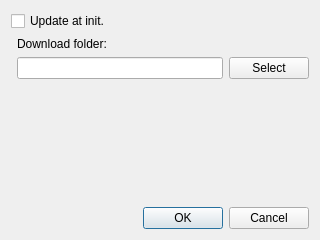
Above: mpp/ui/config.ui from son-link/minimal-podcasts-player before the change. Below: the same form after it.
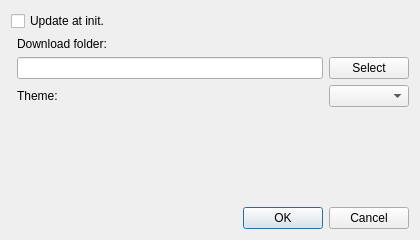
That is the form after the change.

```diff
--- a/mpp/ui/config.ui
+++ b/mpp/ui/config.ui
@@ -9,7 +9,7 @@
    <rect>
     <x>0</x>
     <y>0</y>
-    <width>320</width>
+    <width>420</width>
     <height>240</height>
    </rect>
   </property>
@@ -45,9 +45,6 @@
        </property>
       </widget>
      </item>
-     <item row="2" column="1">
-      <widget class="QLineEdit" name="downFolderEdit"/>
-     </item>
      <item row="2" column="2">
       <widget class="QPushButton" name="selDownFolder">
        <property name="text">
@@ -55,7 +52,20 @@
        </property>
       </widget>
      </item>
+     <item row="3" column="2">
+      <widget class="QComboBox" name="themeSelector"/>
+     </item>
+     <item row="2" column="1">
+      <widget class="QLineEdit" name="downFolderEdit"/>
+     </item>
      <item row="3" column="1">
+      <widget class="QLabel" name="label_2">
+       <property name="text">
+        <string>Theme:</string>
+       </property>
+      </widget>
+     </item>
+     <item row="4" column="1">
       <spacer name="verticalSpacer">
        <property name="orientation">
         <enum>Qt::Vertical</enum>
```
